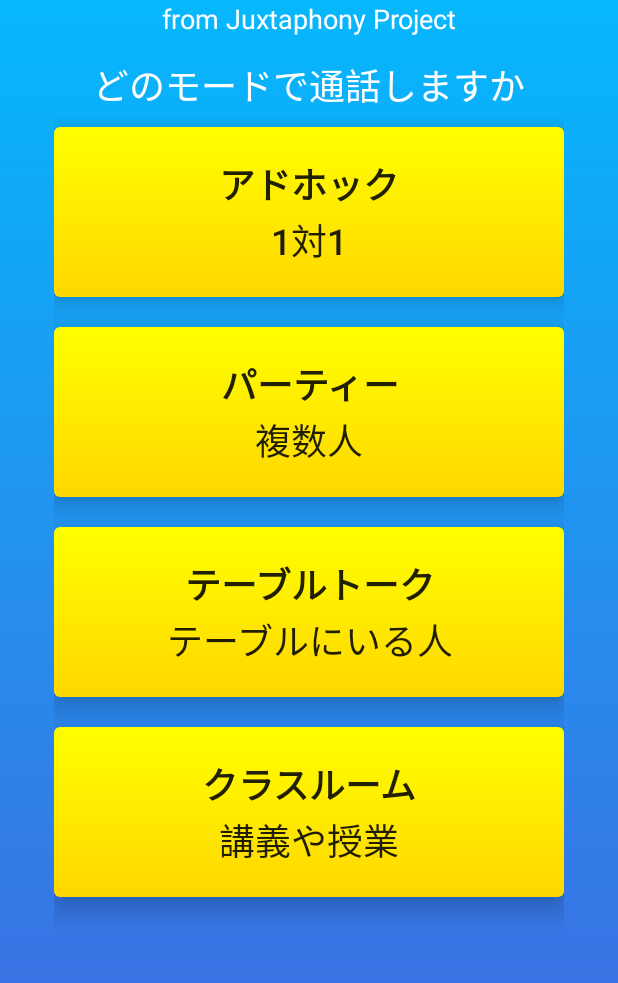
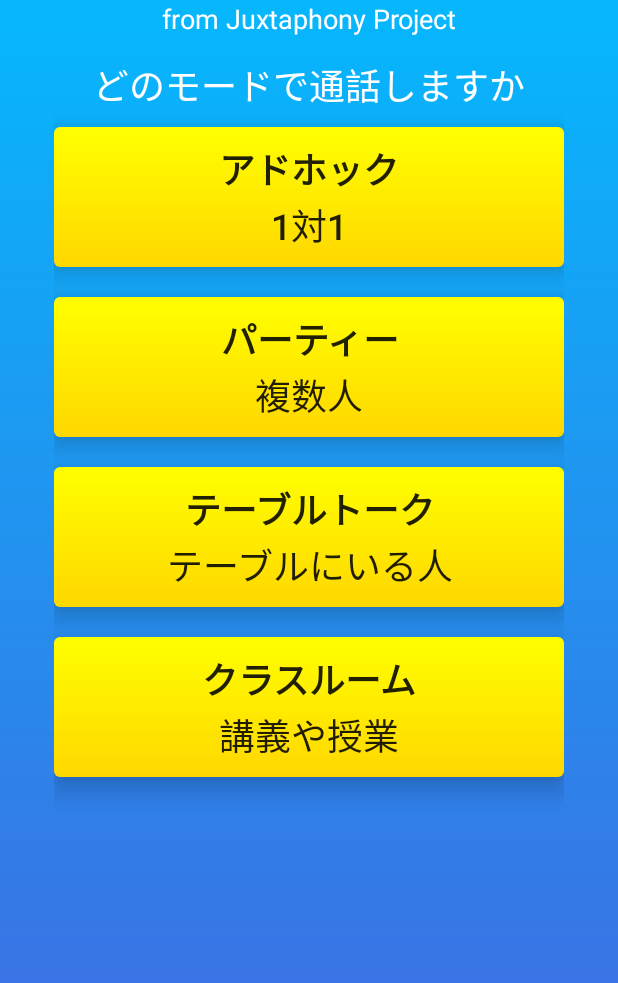
Before and after one commit to SuperQ64/BluetoothCallDemo, an Android app: the screen it shows after launch (SelectModeActivity), after a tap on "COMPLETE CONNECT!", on a phone screen of 412 x 824 dp, the part 109-1092 px from its top. Run offline under Robolectric (Android 15) with nearby library versions, the phone set to English and light mode, and no system bars.

Commit message:
little change

```diff
--- a/app/src/main/java/com/example/layoutpractice/BluetoothConnect.java
+++ b/app/src/main/java/com/example/layoutpractice/BluetoothConnect.java
@@ -7,30 +7,25 @@ import java.util.Map;
 
 public class BluetoothConnect {
     //List<String> names;
-    List<Phone> phones;
-    Map<String,Phone> phoneMap;
-    Phone[] phone;
+    private List<Phone> phones;
+    private Map<String,Phone> phoneMap;
     private String talkingName;
     //private PhoneState ps;
     public BluetoothConnect(){
         phones = new ArrayList<>();
         phoneMap = new HashMap<>();
+        talkingName = "非通知";
 
-        makePhone("たつや",PhoneState.ONLINE,R.mipmap.otake_icon_round);
+        makePhone("たつや",PhoneState.ONLINE);
         makePhone("みか",PhoneState.OFFLINE);
         makePhone("あきのり",PhoneState.OFFLINE);
         makePhone("あきほ",PhoneState.OFFLINE);
-        makePhone("たけひろ",PhoneState.ONLINE,R.mipmap.icon2_round);
+        makePhone("たけひろ",PhoneState.ONLINE);
         makePhone("たかよし",PhoneState.ONLINE);
         makePhone("かなえ",PhoneState.OFFLINE);
         makePhone("そら",PhoneState.ONLINE);
         makePhone("まさひと",PhoneState.ONLINE);
         makePhone("まさお",PhoneState.OFFLINE);
-
-        phone = new Phone[phones.size()];
-        makeArrayPhone();
-
-        talkingName = "非通知";
     }
 
     private void makePhone(String NAME,int state){
@@ -40,24 +35,6 @@ public class BluetoothConnect {
         Phone p = new Phone(NAME,state,icon);
         phones.add(p);
         phoneMap.put(NAME,p);
-    }
-
-    private void makeArrayPhone(){
-        for(int i = 0;i < phone.length;i++){
-            phone[i] = phones.get(i);
-        }
-    }
-
-    public Phone[] getPhone() {
-        return phone;
-    }
-
-    public List<String> getNames() {
-        List<String> list = new ArrayList<>();
-        for(Phone p : phones){
-            list.add(p.getNAME());
-        }
-        return list;
     }
 
     public List<Phone> getPhones() {
--- a/app/src/main/java/com/example/layoutpractice/MainActivity.java
+++ b/app/src/main/java/com/example/layoutpractice/MainActivity.java
@@ -17,7 +17,7 @@ public class MainActivity extends AppCompatActivity {
         setContentView(R.layout.activity_main);
 
 
-        new CountDownTimer(2000,100) {
+        new CountDownTimer(5000,100) {
             @Override
             public void onTick(long l) {
 
@@ -26,7 +26,6 @@ public class MainActivity extends AppCompatActivity {
             @Override
             public void onFinish() {
                 startActivity(new Intent(MainActivity.this,MicrophoneConnectActivity.class));
-                //setContentView(R.layout.microphone_connect);
             }
         }.start();
 
--- a/app/src/main/res/drawable/border.xml
+++ b/app/src/main/res/drawable/border.xml
@@ -3,8 +3,9 @@
     <item>
         <shape android:shape="rectangle">
             <stroke android:width="2dp" android:color="#ffffff"  />
+            <solid android:color="#ffffff"  />
             <corners android:radius="1000000dp" />
-            <padding android:top="3dp" android:right="3dp" android:left="3dp" android:bottom="3dp"/>
+            <padding android:top="2dp" android:right="2dp" android:left="2dp" android:bottom="2dp"/>
         </shape>
     </item>
 </selector>
--- a/app/src/main/res/layout/select_mode.xml
+++ b/app/src/main/res/layout/select_mode.xml
@@ -72,8 +72,8 @@
                 android:layout_height="wrap_content"
                 android:layout_marginTop="10dp"
                 android:background="@drawable/bg_grad_button"
-                android:paddingTop="20dp"
-                android:paddingBottom="20dp"
+                android:paddingTop="10dp"
+                android:paddingBottom="10dp"
                 android:stateListAnimator="@drawable/button_state_list_anim_material_original"
                 android:text="@string/button_ad_hoc"
                 android:textSize="24sp"
@@ -87,8 +87,8 @@
                 android:layout_height="wrap_content"
                 android:layout_marginTop="20dp"
                 android:background="@drawable/bg_grad_button"
-                android:paddingTop="20dp"
-                android:paddingBottom="20dp"
+                android:paddingTop="10dp"
+                android:paddingBottom="10dp"
                 android:stateListAnimator="@drawable/button_state_list_anim_material_original"
                 android:text="@string/button_party"
                 android:textSize="24sp"
@@ -102,8 +102,8 @@
                 android:layout_height="wrap_content"
                 android:layout_marginTop="20dp"
                 android:background="@drawable/bg_grad_button"
-                android:paddingTop="20dp"
-                android:paddingBottom="20dp"
+                android:paddingTop="10dp"
+                android:paddingBottom="10dp"
                 android:stateListAnimator="@drawable/button_state_list_anim_material_original"
                 android:text="@string/button_table_talk"
                 android:textSize="24sp"
@@ -117,8 +117,8 @@
                 android:layout_height="wrap_content"
                 android:layout_marginTop="20dp"
                 android:background="@drawable/bg_grad_button"
-                android:paddingTop="20dp"
-                android:paddingBottom="20dp"
+                android:paddingTop="10dp"
+                android:paddingBottom="10dp"
                 android:stateListAnimator="@drawable/button_state_list_anim_material_original"
                 android:text="@string/button_class_room"
                 android:textSize="24sp"
```
Also changed, not shown: app/src/main/java/com/example/layoutpractice/TalkingActivity.java (+5 -4 lines).
